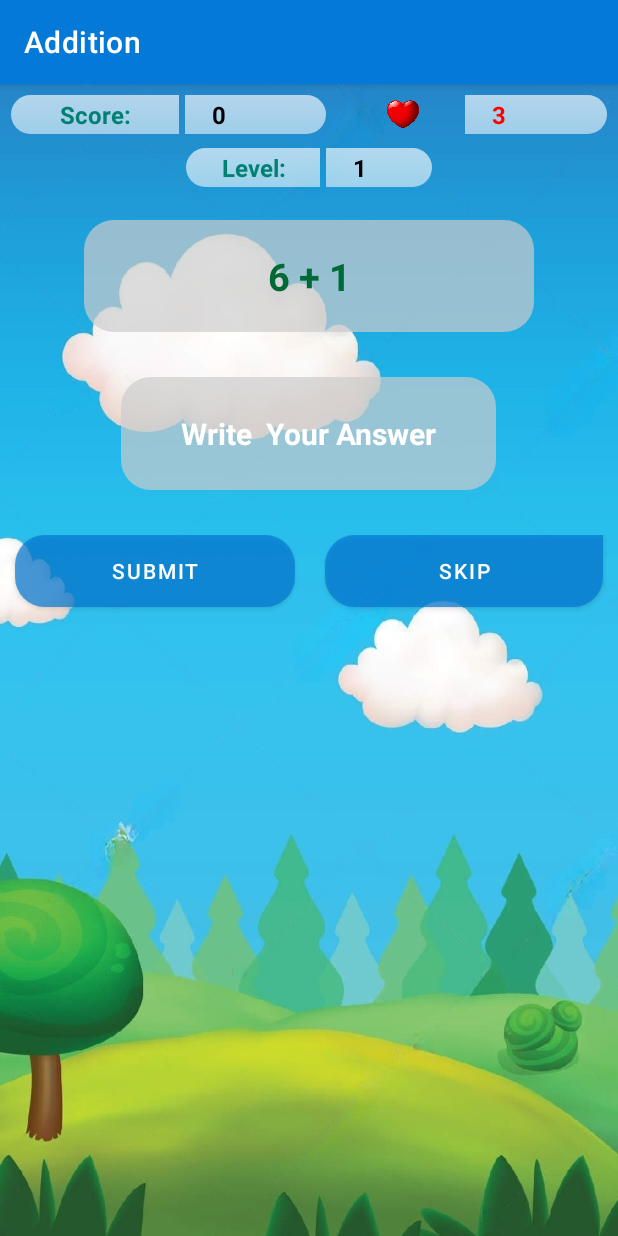
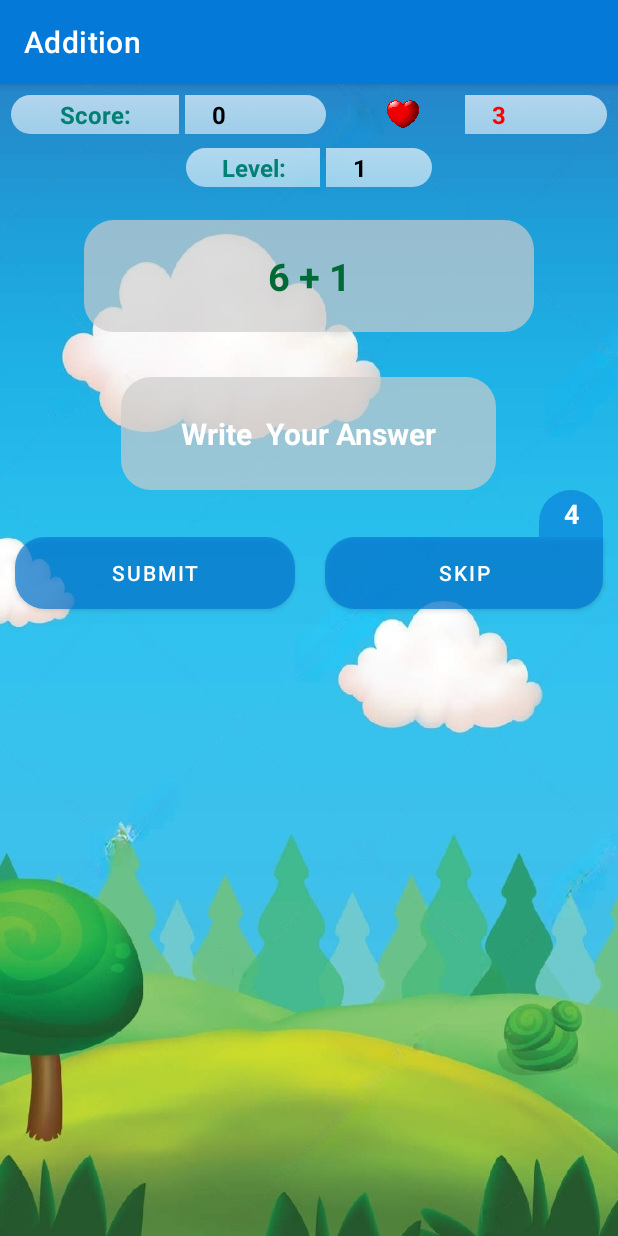
Before and after one commit to manash33pratim/MathGame, an Android app: the Add screen opened directly, with no data from a screen before it, after a tap on "SKIP", on a phone screen of 412 x 824 dp. Run offline under Robolectric (Android 15) with nearby library versions, the phone set to English and light mode, and no system bars.

Commit message:
adding skip limitation

```diff
--- a/app/src/main/java/com/manash/mathgame/Add.kt
+++ b/app/src/main/java/com/manash/mathgame/Add.kt
@@ -36,7 +36,7 @@ class Add : AppCompatActivity() {
     lateinit var buttonNext : Button
     lateinit var answerView: TextView
 
-   // lateinit var skipNumber: TextView
+    lateinit var skipNumber: TextView
 
     var correctAnswer = 0
     var userScore = 0
@@ -45,7 +45,7 @@ class Add : AppCompatActivity() {
     var number2=0
     var activity=1
 
-  //  var skip=5
+    var skip=5
 
 
 
@@ -65,7 +65,7 @@ class Add : AppCompatActivity() {
         buttonNext = findViewById(R.id.buttonNext)
         answerView=findViewById(R.id.answerView)
 
-       // skipNumber=findViewById(R.id.skipNumber)
+        skipNumber=findViewById(R.id.skipNumber)
 
         //-----------animation-------------------
         val image=findViewById<ImageView>(R.id.lifeImage)
@@ -89,7 +89,7 @@ class Add : AppCompatActivity() {
             }
             else{
 
-             //   skipNumber.visibility=View.INVISIBLE
+                skipNumber.visibility=View.INVISIBLE
                 val userAnswer = input.toInt()
                 if (userAnswer == correctAnswer){
                     userScore += 10
@@ -116,7 +116,7 @@ class Add : AppCompatActivity() {
                     textQuestion.text = "Sorry! Your answer is \nwrong"
 
                     buttonOk.visibility= View.INVISIBLE
-                //    skipNumber.visibility=View.INVISIBLE
+                    skipNumber.visibility=View.INVISIBLE
 
                     textLife.text = userLife.toString()
                     userLife--
@@ -153,7 +153,7 @@ class Add : AppCompatActivity() {
                     answerView.text="Correct Answer is \n$number1+$number2=$correctAnswer"
                     textLife.text = userLife.toString()
                     buttonNext.visibility=View.VISIBLE
-                        //        skipNumber.visibility=View.INVISIBLE
+                    skipNumber.visibility=View.INVISIBLE
                     buttonNext.text="NEXT"
                 }
 
@@ -164,19 +164,19 @@ class Add : AppCompatActivity() {
 
         buttonNext.setOnClickListener {
 
-//            if(buttonNext.text=="SKIP"){
-//                skipNumber.visibility=View.VISIBLE
-//            }
-//            if(skip>1 && buttonNext.text=="SKIP"){
-//            skip--
-//                buttonNext.visibility=View.VISIBLE
-//                skipNumber.visibility=View.VISIBLE
-//            skipNumber.text=skip.toString()}
-//            else if (skip<=1){
-//                skipNumber.visibility=View.INVISIBLE
-//                buttonNext.visibility=View.INVISIBLE
-//                skip=0
-//            }
+            if(buttonNext.text=="SKIP"){
+                skipNumber.visibility=View.VISIBLE
+            }
+            if(skip>1 && buttonNext.text=="SKIP"){
+            skip--
+                buttonNext.visibility=View.VISIBLE
+                skipNumber.visibility=View.VISIBLE
+            skipNumber.text=skip.toString()}
+            else if (skip<=1){
+                skipNumber.visibility=View.INVISIBLE
+                buttonNext.visibility=View.INVISIBLE
+                skip=0
+            }
 
             answerView.text=""
 
@@ -246,9 +246,9 @@ class Add : AppCompatActivity() {
         answerView.visibility=View.INVISIBLE
 
         buttonNext.text="SKIP"
-//        if (skip>0) {
-//            skipNumber.visibility = View.VISIBLE
-//        }
+        if (skip>0) {
+            skipNumber.visibility = View.VISIBLE
+        }
         textQuestion.text = "$number1 + $number2"
         correctAnswer = number1 + number2
 
--- a/app/src/main/res/layout/add.xml
+++ b/app/src/main/res/layout/add.xml
@@ -149,7 +149,7 @@ android:layout_weight="1"
         android:layout_width="match_parent"
         android:layout_height="wrap_content"
         android:gravity="end">
-        <!--<TextView
+        <TextView
             android:id="@+id/skipNumber"
             android:layout_width="wrap_content"
             android:layout_height="match_parent"
@@ -164,11 +164,11 @@ android:textColorHint="@color/white"
             android:background="@drawable/skipnumber"
             android:gravity="center"
             android:textSize="18sp"
-            /> -->
+            />
     </LinearLayout>
 
     <LinearLayout
-        android:layout_marginTop="30dp"
+
         android:layout_width="match_parent"
         android:layout_height="wrap_content"
         android:orientation="horizontal">
```
